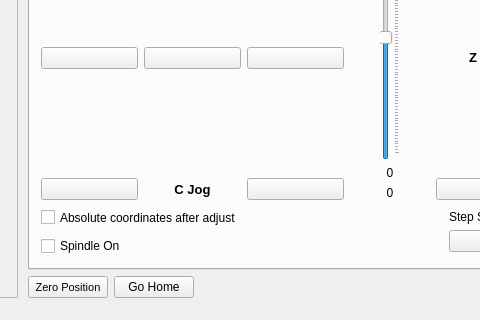
Qt form mainwindow.ui (apsystems/GrblHoming) before a commit; both pictures show x 411 to 891 and y 348 to 668 of the 972 by 668 pixel window.
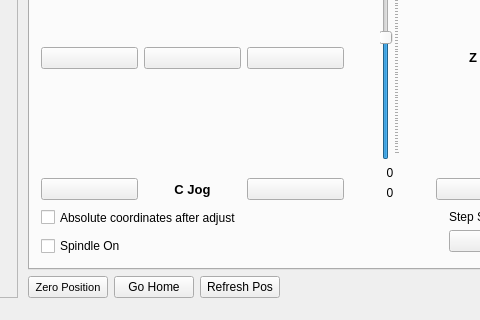
The same form after that commit. Icons and pictures are not drawn. Custom widgets are drawn as their Qt base class.

```diff
--- a/mainwindow.ui
+++ b/mainwindow.ui
@@ -1738,6 +1738,13 @@
           </property>
          </widget>
         </item>
+        <item>
+         <widget class="QPushButton" name="pushButtonRefreshPos">
+          <property name="text">
+           <string>Refresh Pos</string>
+          </property>
+         </widget>
+        </item>
         <item>
          <spacer name="horizontalSpacer_2">
           <property name="orientation">
```
Left out of the diff: 2 changed lines with no effect on the pictures.
